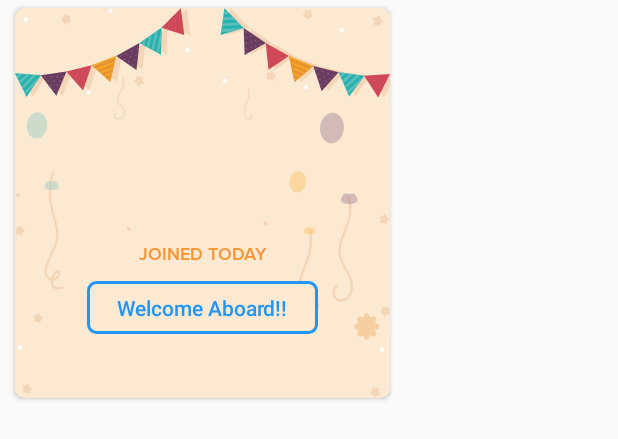
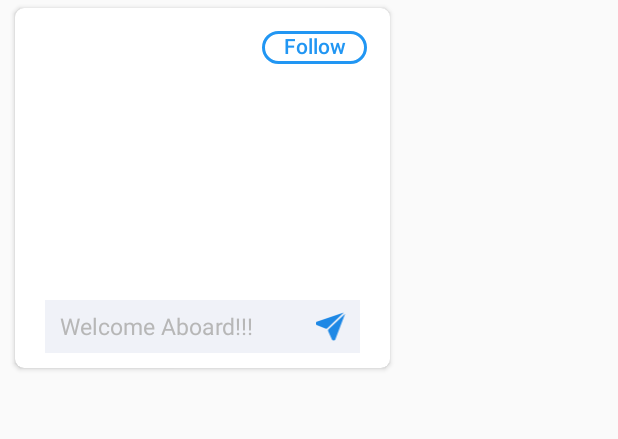
Before and after one commit to SubhrajyotiSen/NoName, an Android app: the layout new_member_layout.xml on its own in the app's theme, with its tools: preview values and no code run, on a phone screen of 412 x 824 dp. Shown: the top 439 px of the screen. Run offline under Robolectric (Android 15) with nearby library versions, the phone set to English and light mode, and no system bars.

Commit message:
chore: cleanup and updates layouts

```diff
--- a/app/src/main/java/me/subhrajyoti/myday/data/remote/ApiService.java
+++ b/app/src/main/java/me/subhrajyoti/myday/data/remote/ApiService.java
@@ -8,7 +8,7 @@ import retrofit2.http.GET;
 
 public interface ApiService {
 
-    @GET("/v2/5bb73d072e00004d0068398c")
+    @GET("/v2/5bb8cb933000004c00f93c42")
     Single<List<MyData>> loadData();
 
 }
--- /dev/null
+++ b/app/src/main/res/drawable/ic_send_white_background.xml
@@ -0,0 +1,4 @@
+<vector android:height="24dp" android:viewportHeight="18"
+    android:viewportWidth="17" android:width="24dp" xmlns:android="http://schemas.android.com/apk/res/android">
+    <path android:fillColor="#1E88E5" android:fillType="evenOdd" android:pathData="M15.555,0.904l-9.06,9.061a1,1 0,0 1,-1.096 0.215L0.569,8.144a1,1 0,0 1,0.05 -1.863L15.555,0.904zM16.25,1.598l-5.378,14.937a1,1 0,0 1,-1.862 0.05l-2.036,-4.83a1,1 0,0 1,0.214 -1.096l9.061,-9.061z"/>
+</vector>
--- a/app/src/main/res/drawable/rounded_color_button_with_border.xml
+++ b/app/src/main/res/drawable/rounded_corner_button_with_border.xml
@@ -2,9 +2,8 @@
 <selector xmlns:android="http://schemas.android.com/apk/res/android">
     <item>
         <shape android:shape="rectangle">
-            <solid android:color="@color/colorLightBrown"/>
             <!--corners allow us to make the rounded corners button-->
-            <corners android:radius="5dp" />
+            <corners android:radius="15dp" />
             <stroke android:width="3px" android:color="@color/colorCyanBlue" />
         </shape>
     </item>
--- a/app/src/main/res/layout/birthday_layout.xml
+++ b/app/src/main/res/layout/birthday_layout.xml
@@ -3,7 +3,6 @@
     xmlns:android="http://schemas.android.com/apk/res/android"
     android:layout_width="match_parent"
     android:layout_height="wrap_content"
-    android:layout_marginTop="10dp"
     android:layout_marginBottom="5dp">
 
     <me.subhrajyoti.myday.views.CircularImageView
--- a/app/src/main/res/layout/new_member_layout.xml
+++ b/app/src/main/res/layout/new_member_layout.xml
@@ -3,25 +3,32 @@
     xmlns:android="http://schemas.android.com/apk/res/android"
     xmlns:card_view="http://schemas.android.com/apk/res-auto"
     android:layout_width="250dp"
-    android:layout_height="260dp"
+    android:layout_height="240dp"
     android:id="@+id/new_member_card"
     android:layout_marginStart="10dp"
     android:layout_marginEnd="5dp"
     android:layout_marginTop="5dp"
     android:layout_marginBottom="5dp"
-    card_view:cardBackgroundColor="@color/colorLightBrown"
     card_view:cardCornerRadius="6dp">
 
     <RelativeLayout
         android:layout_width="match_parent"
-        android:layout_height="match_parent"
-        android:background="@drawable/ic_decor_bg">
+        android:layout_height="match_parent">
 
-        <ImageView
-            android:adjustViewBounds="true"
-            android:layout_width="match_parent"
-            android:layout_height="60dp"
-            android:background="@drawable/ic_decor_top"/>
+        <Button
+            android:layout_width="70dp"
+            android:layout_height="22dp"
+            android:layout_alignParentEnd="true"
+            android:layout_alignParentTop="true"
+            android:textColor="@color/colorCyanBlue"
+            android:background="@drawable/rounded_corner_button_with_border"
+            android:id="@+id/new_member_wish_button"
+            android:text="Follow"
+            android:layout_marginEnd="15dp"
+            android:layout_marginTop="15dp"
+            android:textAllCaps="false"
+            android:stateListAnimator="@null"
+            android:includeFontPadding="false"/>
 
         <me.subhrajyoti.myday.views.CircularImageView
             android:layout_width="100dp"
@@ -48,33 +55,38 @@
             android:id="@+id/new_member_role_textView"
             />
 
-        <me.subhrajyoti.myday.views.SemiBoldTextView
-            android:layout_width="wrap_content"
-            android:layout_height="wrap_content"
-            android:layout_below="@+id/new_member_role_textView"
-            android:layout_marginTop="2dp"
-            android:text="Joined Today"
-            android:textAllCaps="true"
-            android:textSize="12sp"
-            android:textColor="@color/colorOrange"
-            android:layout_centerHorizontal="true"
-            android:id="@+id/new_member_join_date"/>
+        <LinearLayout
+            android:layout_width="match_parent"
+            android:layout_height="35dp"
+            android:layout_marginStart="20dp"
+            android:layout_marginEnd="20dp"
+            android:layout_marginBottom="10dp"
+            android:orientation="horizontal"
+            android:layout_alignParentBottom="true" >
 
-        <Button
-            android:layout_width="wrap_content"
-            android:layout_height="35dp"
-            android:textColor="@color/colorCyanBlue"
-            android:background="@drawable/rounded_color_button_with_border"
-            android:layout_below="@+id/new_member_join_date"
-            android:id="@+id/new_member_wish_button"
-            android:text="Welcome Aboard!!"
-            android:layout_centerHorizontal="true"
-            android:paddingStart="20dp"
-            android:paddingEnd="20dp"
-            android:textAllCaps="false"
-            android:layout_marginTop="10dp"
-            android:stateListAnimator="@null"
-            android:layout_marginBottom="10dp"/>
+            <EditText
+                android:id="@+id/wish_text_view"
+                android:layout_width="0dp"
+                android:layout_height="match_parent"
+                android:layout_weight="1"
+                android:background="@color/lightGray"
+                android:textSize="15sp"
+                android:text="Welcome Aboard!!!"
+                android:maxLines="1"
+                android:ellipsize="end"
+                android:paddingStart="10dp"
+                android:paddingEnd="10dp"
+                android:textColor="@color/colorMediumLightGray"/>
+
+            <ImageView
+                android:layout_width="wrap_content"
+                android:layout_height="match_parent"
+                android:padding="7dp"
+                android:src="@drawable/ic_send_white_background"
+                android:id="@+id/wish_send_button"
+                android:background="@color/lightGray"/>
+
+        </LinearLayout>
 
     </RelativeLayout>
 
--- a/app/src/main/res/values/colors.xml
+++ b/app/src/main/res/values/colors.xml
@@ -24,4 +24,5 @@
     <color name="colorMediumLightBlue">#4447eb</color>
     <color name="colorCyan">#5cbdb9</color>
     <color name="colorDarkGray">#707070</color>
+    <color name="colorPortage">#8989e3</color>
 </resources>
```
Also changed, not shown: app/src/main/assets/projects.json (+7 -0 lines), app/src/main/java/me/subhrajyoti/myday/adapters/MultiTypeAdapter.java (+39 -5 lines), app/src/main/java/me/subhrajyoti/myday/data/pojo/ThoughtModel.java (added, +15 -0 lines), app/src/main/res/layout/thought_layout.xml (added, +37 -0 lines).
